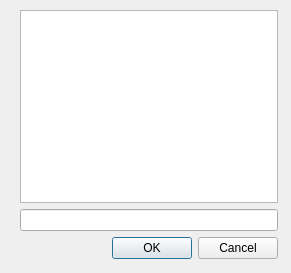
First picture: the form in Dialog.ui, repository Chillwind132/FileSync_ARS, before the edit.
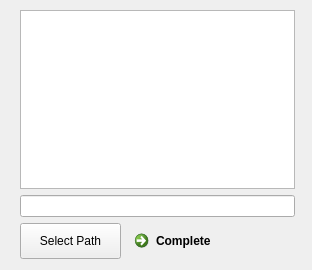
Second picture: the form after the edit.

Diff of the .ui file:
```diff
--- a/Dialog.ui
+++ b/Dialog.ui
@@ -6,54 +6,64 @@
    <rect>
     <x>0</x>
     <y>0</y>
-    <width>291</width>
-    <height>273</height>
+    <width>312</width>
+    <height>270</height>
    </rect>
   </property>
-  <property name="sizePolicy">
-   <sizepolicy hsizetype="Fixed" vsizetype="Fixed">
-    <horstretch>0</horstretch>
-    <verstretch>0</verstretch>
-   </sizepolicy>
-  </property>
   <property name="minimumSize">
    <size>
-    <width>291</width>
-    <height>273</height>
+    <width>312</width>
+    <height>270</height>
    </size>
   </property>
   <property name="maximumSize">
    <size>
-    <width>291</width>
-    <height>273</height>
+    <width>312</width>
+    <height>270</height>
    </size>
   </property>
   <property name="windowTitle">
    <string>Dialog</string>
   </property>
+  <property name="layoutDirection">
+   <enum>Qt::LeftToRight</enum>
+  </property>
   <widget class="QWidget" name="">
    <property name="geometry">
     <rect>
      <x>20</x>
      <y>10</y>
-     <width>258</width>
+     <width>275</width>
      <height>249</height>
     </rect>
    </property>
    <layout class="QGridLayout" name="gridLayout">
-    <item row="0" column="0">
+    <item row="0" column="0" colspan="2">
      <widget class="QListWidget" name="listWidget"/>
     </item>
-    <item row="1" column="0">
-     <widget class="QLineEdit" name="lineEdit_3"/>
+    <item row="2" column="0" colspan="2">
+     <widget class="QLineEdit" name="lineEdit"/>
     </item>
-    <item row="2" column="0">
-     <widget class="QDialogButtonBox" name="buttonBox">
-      <property name="orientation">
-       <enum>Qt::Horizontal</enum>
+    <item row="3" column="1">
+     <widget class="QCommandLinkButton" name="commandLinkButton_go">
+      <property name="layoutDirection">
+       <enum>Qt::RightToLeft</enum>
       </property>
-      <property name="standardButtons">
-       <set>QDialogButtonBox::Cancel|QDialogButtonBox::Ok</set>
+      <property name="text">
+       <string>Complete</string>
+      </property>
+     </widget>
+    </item>
+    <item row="3" column="0">
+     <widget class="QPushButton" name="pushButton_select">
+      <property name="sizePolicy">
+       <sizepolicy hsizetype="Minimum" vsizetype="Preferred">
+        <horstretch>0</horstretch>
+        <verstretch>0</verstretch>
+       </sizepolicy>
+      </property>
+      <property name="text">
+       <string>Select Path</string>
       </property>
      </widget>
     </item>
```
Left out of the diff: 35 changed lines with no effect on the pictures.
